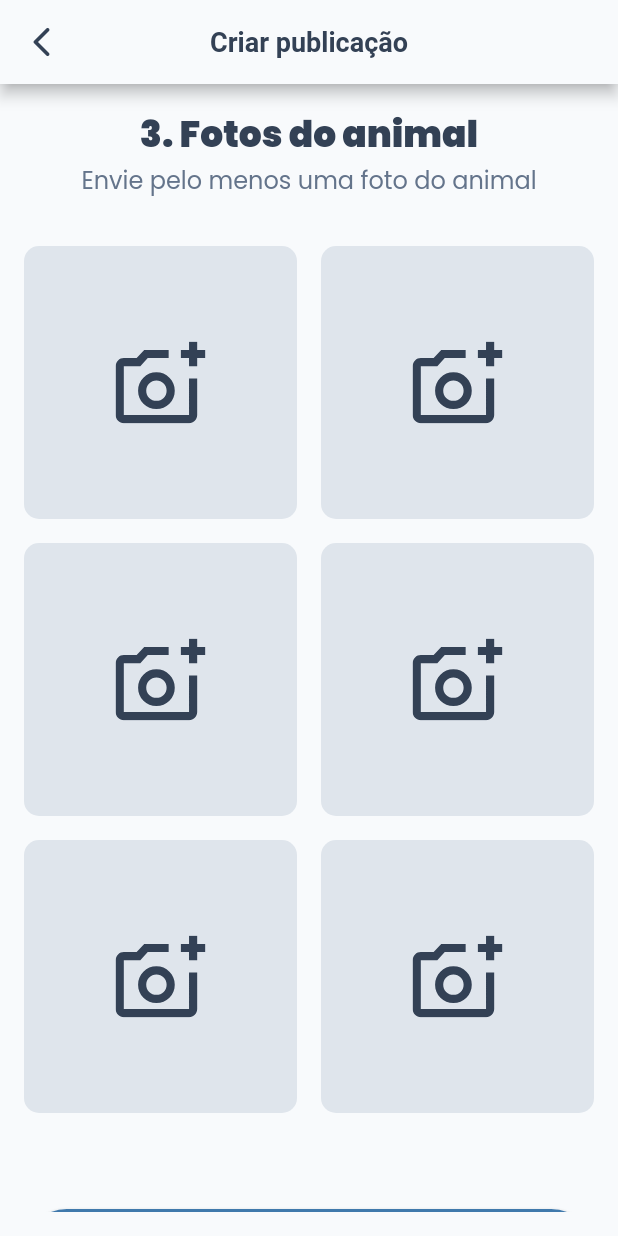
After one commit to Yurinabaia/adote_me, a Flutter app: the AnimalPhotosScreen screen opened by its route, on a phone screen of 412 x 824 dp. The commit adds this screen. Run offline on Flutter 3.47's test engine with Material 2 defaults, Android fonts, the phone set to English and light mode, and no system bars; our stand-ins replace carousel_slider, cloud_firestore, device_preview, file_picker, firebase_auth, firebase_core and 5 more; missing offline and left inert: flutter_facebook_auth; accounts and stored records are empty.

Commit message:
Implementação da interface Fotos do animal

```diff
--- a/lib/main.dart
+++ b/lib/main.dart
@@ -1,10 +1,12 @@
 import 'package:adoteme/providers.dart';
+import 'package:adoteme/ui/screens/create_publication/animal_adoption/animal_photos_screen.dart';
 import 'package:adoteme/ui/screens/create_publication/animal_adoption/basic_animal_data_screen.dart';
 import 'package:adoteme/ui/screens/create_publication/animal_adoption/details_animal_screen.dart';
 import 'package:adoteme/ui/screens/create_publication/animal_adoption/steps_create_publication_screen.dart';
 import 'package:adoteme/ui/screens/create_publication/select_publication_screen.dart';
 import 'package:adoteme/ui/screens/login_screen.dart';
 import 'package:adoteme/ui/screens/my_publications_screen.dart';
+import 'package:adoteme/ui/screens/splash_screen.dart';
 import 'package:adoteme/ui/screens/user_profile_screen.dart';
 import 'package:adoteme/utils/theme_data.dart';
 import 'package:adoteme/ui/screens/first_access_screen.dart';
@@ -37,7 +39,7 @@ class MyApp extends StatelessWidget {
       theme: getThemeData(context),
       // builder: DevicePreview.appBuilder,
       // locale: DevicePreview.locale(context),
-      home: const SelectPublicationScreen(),
+      home: const SplashScreen(),
       routes: {
         FirstAccessScreen.routeName: (context) => const FirstAccessScreen(),
         Login.routeName: (context) => const Login(),
@@ -51,6 +53,7 @@ class MyApp extends StatelessWidget {
         BasicAnimalDataScreen.routeName: (context) =>
             const BasicAnimalDataScreen(),
         DetailsAnimalScreen.routeName: (context) => const DetailsAnimalScreen(),
+        AnimalPhotosScreen.routeName: (context) => const AnimalPhotosScreen(),
       },
     );
   }
--- a/lib/ui/components/buttons/button_outline_component.dart
+++ b/lib/ui/components/buttons/button_outline_component.dart
@@ -32,15 +32,16 @@ class ButtonOutlineComponent extends StatelessWidget {
       child: Row(
         mainAxisAlignment: MainAxisAlignment.center,
         children: <Widget>[
-          if (svgIcon != null)
+          if (svgIcon != null) ...[
             SvgPicture.asset(
               'assets/images/$svgIcon.svg',
               height: 24,
               width: 24,
             ),
-          const SizedBox(
-            width: 20,
-          ),
+            const SizedBox(
+              width: 20,
+            ),
+          ],
           Text(
             text,
             style: TextStyle(
--- /dev/null
+++ b/lib/ui/screens/create_publication/animal_adoption/animal_photos_screen.dart
@@ -0,0 +1,71 @@
+import 'package:adoteme/ui/components/appbars/appbar_to_back_component.dart';
+import 'package:adoteme/ui/components/buttons/button_component.dart';
+import 'package:adoteme/ui/components/buttons/button_outline_component.dart';
+import 'package:adoteme/ui/components/texts/detail_text_component.dart';
+import 'package:adoteme/ui/components/texts/title_three_component.dart';
+import 'package:adoteme/ui/screens/create_publication/animal_adoption/components/photo_animal_component.dart';
+import 'package:flutter/material.dart';
+import 'package:flutter_svg/flutter_svg.dart';
+
+class AnimalPhotosScreen extends StatefulWidget {
+  static const routeName = "/animal_photos";
+
+  const AnimalPhotosScreen({Key? key}) : super(key: key);
+
+  @override
+  State<AnimalPhotosScreen> createState() => _AnimalPhotosScreenState();
+}
+
+class _AnimalPhotosScreenState extends State<AnimalPhotosScreen> {
+  @override
+  Widget build(BuildContext context) {
+    return Scaffold(
+      appBar: const AppBarToBackComponent(),
+      body: Padding(
+        padding: const EdgeInsets.all(16.0),
+        child: ListView(
+          children: <Widget>[
+            const Center(
+              child: TitleThreeComponent(text: '3. Fotos do animal'),
+            ),
+            const Center(
+              child: DetailTextComponent(text: 'Envie pelo menos uma foto do animal'),
+            ),
+            const SizedBox(
+              height: 32,
+            ),
+            GridView.builder(
+              gridDelegate: const SliverGridDelegateWithMaxCrossAxisExtent(
+                maxCrossAxisExtent: 200,
+                crossAxisSpacing: 16,
+                mainAxisSpacing: 16,
+              ),
+              shrinkWrap: true,
+              physics: const NeverScrollableScrollPhysics(),
+              itemCount: 6,
+              itemBuilder: (BuildContext context, int index) {
+                return const PhotoAnimalComponent();
+              },
+            ),
+            const SizedBox(
+              height: 64,
+            ),
+            ButtonComponent(
+              text: 'Continuar',
+              // TODO: Implementar a navegação para a próxima tela
+              onPressed: () {},
+            ),
+            const SizedBox(
+              height: 16,
+            ),
+            ButtonOutlineComponent(
+              text: 'Cancelar',
+              // TODO: implementar ação de cancelar
+              onPressed: () {},
+            ),
+          ],
+        ),
+      ),
+    );
+  }
+}
--- /dev/null
+++ b/lib/ui/screens/create_publication/animal_adoption/components/photo_animal_component.dart
@@ -0,0 +1,27 @@
+import 'package:flutter/material.dart';
+import 'package:flutter_svg/flutter_svg.dart';
+
+class PhotoAnimalComponent extends StatefulWidget {
+  const PhotoAnimalComponent({Key? key}) : super(key: key);
+
+  @override
+  State<PhotoAnimalComponent> createState() => _PhotoAnimalComponentState();
+}
+
+class _PhotoAnimalComponentState extends State<PhotoAnimalComponent> {
+  @override
+  Widget build(BuildContext context) {
+    return Container(
+      alignment: Alignment.center,
+      decoration: BoxDecoration(
+        borderRadius: BorderRadius.circular(10),
+        color: const Color(0xffDFE5EC),
+      ),
+      child: SvgPicture.asset(
+        'assets/images/add_photo.svg',
+        height: 60,
+        width: 60,
+      ),
+    );
+  }
+}
```
Also changed, not shown: assets/images/add_photo.svg (added).
